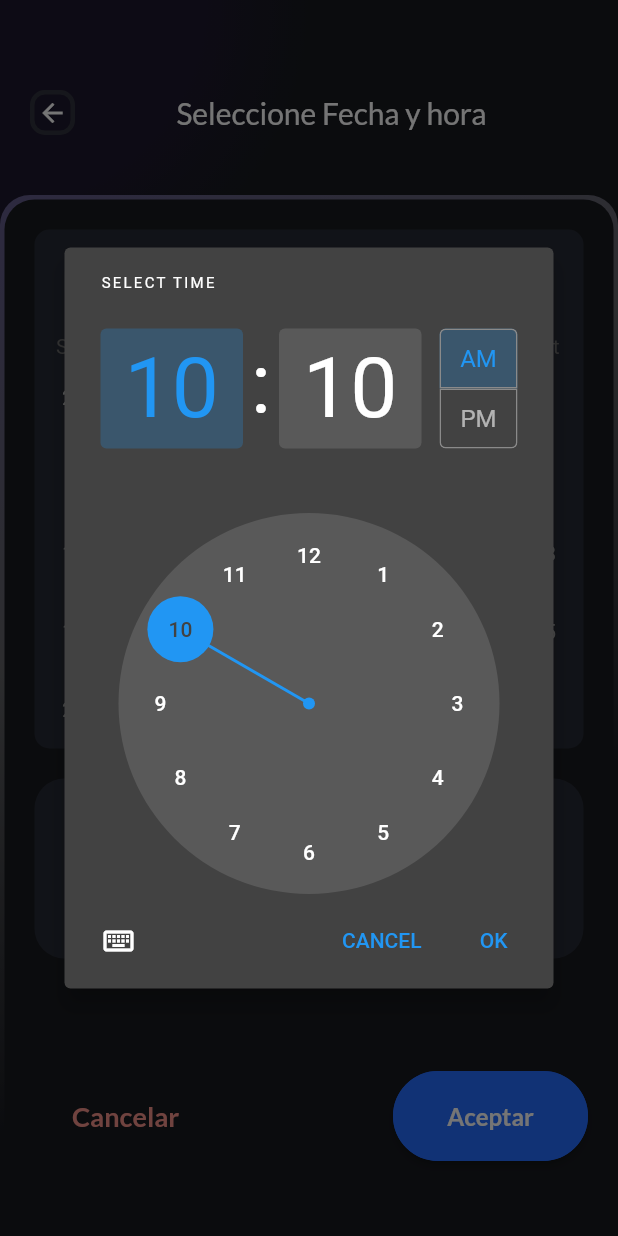
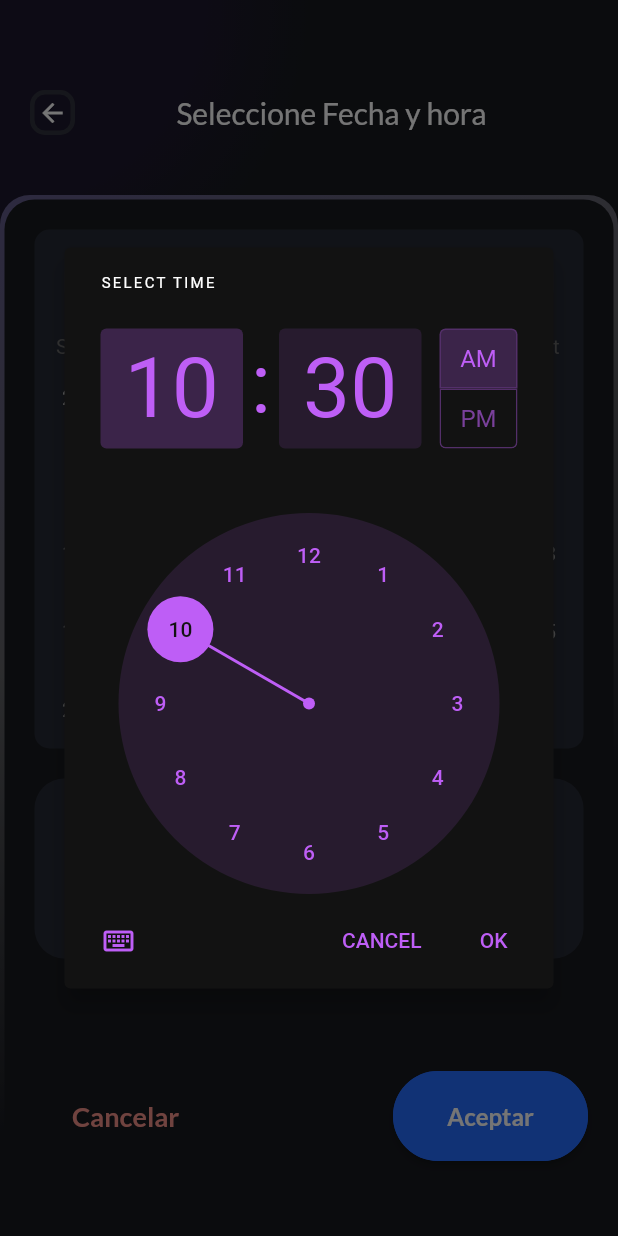
Before and after one commit to alexfdz55/tasks, a Flutter app: the TaskDueDateScreen screen opened by its route, after a tap on "Hora", on a phone screen of 412 x 824 dp. Run offline on Flutter 3.47's test engine with Material 2 defaults, Android fonts, the phone set to English and light mode, and no system bars; drawn by our look-alikes of table_calendar; our stand-ins replace equatable, fl_chart, flutter_bloc, flutter_colorpicker, flutter_feather_icons, flutter_slidable and 5 more; accounts and stored records are empty.

Commit message:
hive para las Tasks - okk

```diff
--- a/lib/blocs/task/task_event.dart
+++ b/lib/blocs/task/task_event.dart
@@ -44,3 +44,5 @@ class RemoveTask extends TaskEvent {
   @override
   List<Object> get props => [task];
 }
+
+// class RegisterTasksHive extends TaskEvent {}
--- a/lib/blocs/task/task_state.dart
+++ b/lib/blocs/task/task_state.dart
@@ -18,6 +18,8 @@ class TasksLoaded extends TaskState {
   List<Object> get props => [tasks];
 }
 
+// class RegisteringTasksHive extends TaskState {}
+
 // class TaskShowed extends TaskState {
 //   final Task task;
 
--- a/lib/models/task_model.dart
+++ b/lib/models/task_model.dart
@@ -1,5 +1,8 @@
 import 'package:equatable/equatable.dart';
 import 'package:flutter/material.dart';
+import 'package:hive/hive.dart';
+
+part 'task_model.g.dart';
 
 enum TaskPriority { max, high, medium, low }
 
@@ -12,18 +15,27 @@ extension TaskPriorityExtension on TaskPriority {
       [Colors.red, Colors.orange, Colors.yellow, Colors.brown][index];
 }
 
+@HiveType(typeId: 1)
 class Task extends Equatable {
+  @HiveField(0)
   final String id;
+  @HiveField(1)
   final String title;
+  @HiveField(2)
   final String? description;
-  final TaskPriority priority;
+  @HiveField(3)
+  final String priority;
+  @HiveField(4)
   final DateTime? dateTime;
+  @HiveField(5)
   final String hexColor;
+  @HiveField(6)
   final bool isCompleted;
+
   const Task({
     required this.id,
     required this.title,
-    this.priority = TaskPriority.low,
+    this.priority = 'Baja',
     this.dateTime,
     this.description,
     this.hexColor = '673ab7',
@@ -31,13 +43,13 @@ class Task extends Equatable {
   });
 
   @override
-  String toString() => title;
+  String toString() => '$title __ $dateTime';
 
   Task copyWith({
     String? id,
     String? title,
     String? description,
-    TaskPriority? priority,
+    String? priority,
     DateTime? dateTime,
     String? hexColor,
     bool? isCompleted,
@@ -64,55 +76,55 @@ class Task extends Equatable {
         isCompleted,
       ];
 
-  static List<Task> tasks = [
-    const Task(
-      id: '1',
-      title: 'Tomar agua',
-      description: 'Diariamente',
-      hexColor: '6b64d1',
-      priority: TaskPriority.high,
-    ),
-    const Task(
-      id: '2',
-      title: 'Bajar al perro',
-      description: 'Diariamente',
-      hexColor: '6b64d1',
-      priority: TaskPriority.medium,
-    ),
-    const Task(
-      id: '3',
-      title: 'Comprar comida',
-      description: '1 vez por semana',
-      hexColor: '6b64d1',
-      priority: TaskPriority.max,
-    ),
-    const Task(
-      id: '4',
-      title: 'Tomar agua',
-      description: 'Diariamente',
-      hexColor: '6b64d1',
-      priority: TaskPriority.high,
-    ),
-    Task(
-      id: '5',
-      title: 'Consulta medica',
-      priority: TaskPriority.max,
-      dateTime: DateTime(2022, 6, 15),
-      hexColor: '6b64d1',
-    ),
-    const Task(
-      id: '6',
-      title: 'Buscar el gas',
-      priority: TaskPriority.high,
-      hexColor: '6b64d1',
-      isCompleted: true,
-    ),
-    const Task(
-      id: '7',
-      title: 'Aprender BLoc',
-      priority: TaskPriority.high,
-      hexColor: '6b64d1',
-      isCompleted: true,
-    ),
-  ];
+  // static List<Task> tasks = [
+  //   Task(
+  //     id: '1',
+  //     title: 'Tomar agua',
+  //     description: 'Diariamente',
+  //     hexColor: '6b64d1',
+  //     priority: TaskPriority.high,
+  //   ),
+  //   Task(
+  //     id: '2',
+  //     title: 'Bajar al perro',
+  //     description: 'Diariamente',
+  //     hexColor: '6b64d1',
+  //     priority: TaskPriority.medium,
+  //   ),
+  //   Task(
+  //     id: '3',
+  //     title: 'Comprar comida',
+  //     description: '1 vez por semana',
+  //     hexColor: '6b64d1',
+  //     priority: TaskPriority.max,
+  //   ),
+  //   Task(
+  //     id: '4',
+  //     title: 'Tomar agua',
+  //     description: 'Diariamente',
+  //     hexColor: '6b64d1',
+  //     priority: TaskPriority.high,
+  //   ),
+  //   Task(
+  //     id: '5',
+  //     title: 'Consulta medica',
+  //     priority: TaskPriority.max,
+  //     dateTime: DateTime(2022, 6, 15),
+  //     hexColor: '6b64d1',
+  //   ),
+  //   Task(
+  //     id: '6',
+  //     title: 'Buscar el gas',
+  //     priority: TaskPriority.high,
+  //     hexColor: '6b64d1',
+  //     isCompleted: true,
+  //   ),
+  //   Task(
+  //     id: '7',
+  //     title: 'Aprender BLoc',
+  //     priority: TaskPriority.high,
+  //     hexColor: '6b64d1',
+  //     isCompleted: true,
+  //   ),
+  // ];
 }
--- a/lib/repositories/base_local_bd_repository.dart
+++ b/lib/repositories/base_local_bd_repository.dart
@@ -1,8 +1,8 @@
 import 'package:tasks/models/models.dart';
 
 abstract class BaseLocalBDRepository {
-  Future<List<Task>> getTasks();
-
+  Future<void> openBox();
+  List<Task> getTasks();
   Future<void> addTask(Task task);
   Future<void> removeTask(Task task);
   Future<void> updateTask(Task task);
--- a/lib/screens/task_due_date_screen.dart
+++ b/lib/screens/task_due_date_screen.dart
@@ -1,5 +1,7 @@
 import 'package:flutter/material.dart';
+import 'package:flutter_bloc/flutter_bloc.dart';
 import 'package:google_fonts/google_fonts.dart';
+import 'package:tasks/cubits/cubit_notifier.dart';
 import 'package:tasks/values/values.dart';
 import 'package:tasks/widgets/Buttons/primary_progress_button.dart';
 import 'package:tasks/widgets/dark_background/dark_radial_background.dart';
@@ -7,16 +9,18 @@ import 'package:tasks/widgets/Navigation/app_header.dart';
 import 'package:tasks/widgets/table_calendar.dart';
 
 class TaskDueDateScreen extends StatelessWidget {
-  const TaskDueDateScreen({Key? key}) : super(key: key);
+  TaskDueDateScreen({Key? key}) : super(key: key);
 
   static const String routeName = '/task-due';
 
   static Route route() {
     return MaterialPageRoute(
       settings: const RouteSettings(name: routeName),
-      builder: (_) => const TaskDueDateScreen(),
+      builder: (_) => TaskDueDateScreen(),
     );
   }
+
+  final _timeNotifier = CubitNotifier<TimeOfDay?>(null);
 
   @override
   Widget build(BuildContext context) {
@@ -60,7 +64,7 @@ class TaskDueDateScreen extends StatelessWidget {
                                 onPressedDay: (date) => dateTime = date,
                               ),
                               AppSpaces.verticalSpace20,
-                              _buildTimerContainer()
+                              _buildTimerContainer(context),
                             ],
                           ),
                         ),
@@ -90,9 +94,18 @@ class TaskDueDateScreen extends StatelessWidget {
                     onPressed: () => Navigator.pop(context),
                   ),
                   PrimaryProgressButton(
-                    label: "Aceptar",
-                    callback: () => Navigator.pop(context, dateTime),
-                  )
+                      label: "Aceptar",
+                      callback: () {
+                        if (_timeNotifier.value != null && dateTime != null) {
+                          dateTime = DateTime(
+                              dateTime!.year,
+                              dateTime!.month,
+                              dateTime!.day,
+                              _timeNotifier.value!.hour,
+                              _timeNotifier.value!.minute);
+                        }
+                        Navigator.pop(context, dateTime);
+                      })
                 ],
               ),
             ),
@@ -102,7 +115,7 @@ class TaskDueDateScreen extends StatelessWidget {
     );
   }
 
-  Widget _buildTimerContainer() {
+  Widget _buildTimerContainer(BuildContext context) {
     return Container(
       width: double.infinity,
       height: 120,
@@ -112,10 +125,15 @@ class TaskDueDateScreen extends StatelessWidget {
       child: Row(
         mainAxisAlignment: MainAxisAlignment.center,
         children: [
-          ConditionText(
+          BlocBuilder<CubitNotifier<TimeOfDay?>, TimeOfDay?>(
+            bloc: _timeNotifier,
+            builder: (context, state) => ConditionText(
               label: "Hora",
               color: HexColor.fromHex("BE5EF6"),
-              value: "12:30 PM"),
+              value: _timeNotifier.value?.format(context) ?? '00:00',
+              onPressed: () => _selectTime(context),
+            ),
+          ),
           AppSpaces.horizontalSpace20,
           AppSpaces.horizontalSpace20,
           Container(
@@ -125,12 +143,49 @@ class TaskDueDateScreen extends StatelessWidget {
           AppSpaces.horizontalSpace20,
           AppSpaces.horizontalSpace20,
           ConditionText(
-              label: "Repetir",
-              color: HexColor.fromHex("93EEEE"),
-              value: "Nunca"),
+            label: "Repetir",
+            color: HexColor.fromHex("93EEEE"),
+            value: "Nunca",
+            onPressed: () {},
+          ),
         ],
       ),
     );
+  }
+
+  _selectTime(BuildContext context) async {
+    final dateNow = DateTime.now();
+
+    final timeNow = TimeOfDay(hour: dateNow.hour, minute: dateNow.hour);
+    final TimeOfDay? timeOfDay = await showTimePicker(
+      context: context,
+      initialTime: TimeOfDay.now(),
+      builder: (context, child) {
+        return Theme(
+          data: ThemeData.dark().copyWith(
+            colorScheme: ColorScheme.dark(
+              background: HexColor.fromHex("#181a1f"),
+              // change the border color
+              primary: HexColor.fromHex("BE5EF6"),
+              // change the text color
+              onSurface: HexColor.fromHex("BE5EF6"),
+            ),
+          ),
+          child: MediaQuery(
+            data: MediaQuery.of(context).copyWith(
+                // Using 12-Hour format
+                alwaysUse24HourFormat: false),
+            // If you want 24-Hour format, just change alwaysUse24HourFormat to true
+            child: child!,
+          ),
+        );
+      },
+    );
+
+    if (timeOfDay != null) {
+      _timeNotifier.value = timeOfDay;
+      // _timeNotifier.value = timeOfDay;
+    }
   }
 }
 
@@ -138,16 +193,19 @@ class ConditionText extends StatelessWidget {
   final String label;
   final String value;
   final Color color;
+  final VoidCallback onPressed;
   const ConditionText({
     required this.label,
     required this.value,
     required this.color,
     Key? key,
+    required this.onPressed,
   }) : super(key: key);
 
   @override
   Widget build(BuildContext context) {
     return InkWell(
+      onTap: onPressed,
       child: Padding(
         padding: const EdgeInsets.only(top: 20.0, bottom: 20),
         child: Column(
@@ -170,31 +228,6 @@ class ConditionText extends StatelessWidget {
           ],
         ),
       ),
-      onTap: () {
-        _selectTime(context);
-      },
     );
   }
-
-  _selectTime(BuildContext context) async {
-    final dateNow = DateTime.now();
-
-    final timeNow = TimeOfDay(hour: dateNow.hour, minute: dateNow.hour);
-    final TimeOfDay? timeOfDay = await showTimePicker(
-      context: context,
-      initialTime: timeNow,
-      builder: (context, widget) => Theme(
-        data: ThemeData.dark().copyWith(
-          backgroundColor: HexColor.fromHex("#181a1f"),
-          dialogBackgroundColor: HexColor.fromHex("#181a1f"),
-          dialogTheme: DialogTheme(
-            backgroundColor: HexColor.fromHex("#181a1f"),
-          ),
-        ),
-        child: widget!,
-      ),
-      initialEntryMode: TimePickerEntryMode.dial,
-    );
-    if (timeOfDay != null && timeOfDay != dateNow) {}
-  }
 }
--- a/lib/widgets/table_calendar.dart
+++ b/lib/widgets/table_calendar.dart
@@ -41,7 +41,7 @@ class _CalendarViewState extends State<CalendarView> {
         Task(
           id: '0',
           title: 'Dsa',
-          priority: TaskPriority.max,
+          priority: TaskPriority.max.name,
           hexColor: '6b64d1',
           dateTime: day,
         ),
```
Also changed, not shown: lib/blocs/task/task_bloc.dart (+5 -2 lines), lib/helpers/dateToString.dart (added, +14 -0 lines), lib/main.dart (+8 -60 lines), lib/repositories/local_bd_repository.dart (+35 -8 lines), lib/widgets/home/create_task.dart (+10 -8 lines), lib/widgets/home/tabs/overview.dart (+5 -3 lines), lib/widgets/tasks/active_task_card.dart (+26 -17 lines), lib/widgets/tasks/inactive_task_card.dart (+25 -13 lines), lib/widgets/tasks/select_date_and_hour.dart (+29 -12 lines), pubspec.yaml (+6 -3 lines), lib/models/task_model.g.dart (added), pubspec.lock, 1 other file.
